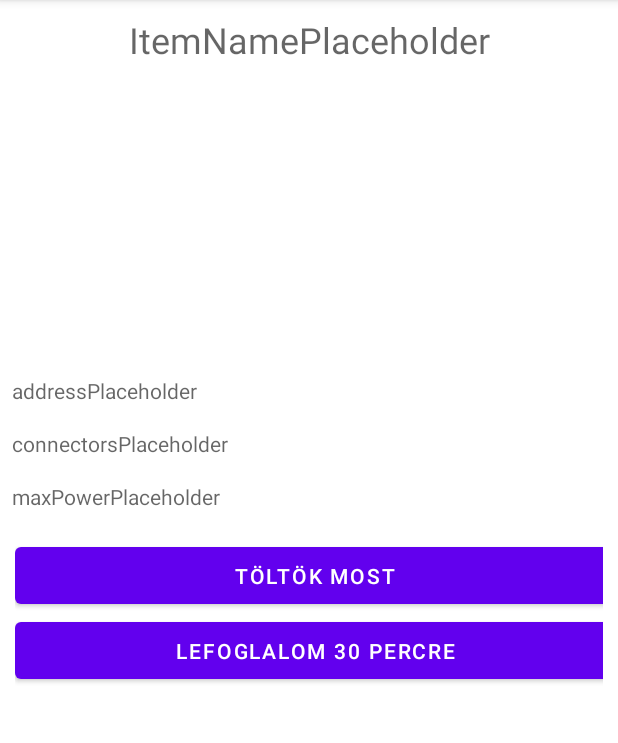
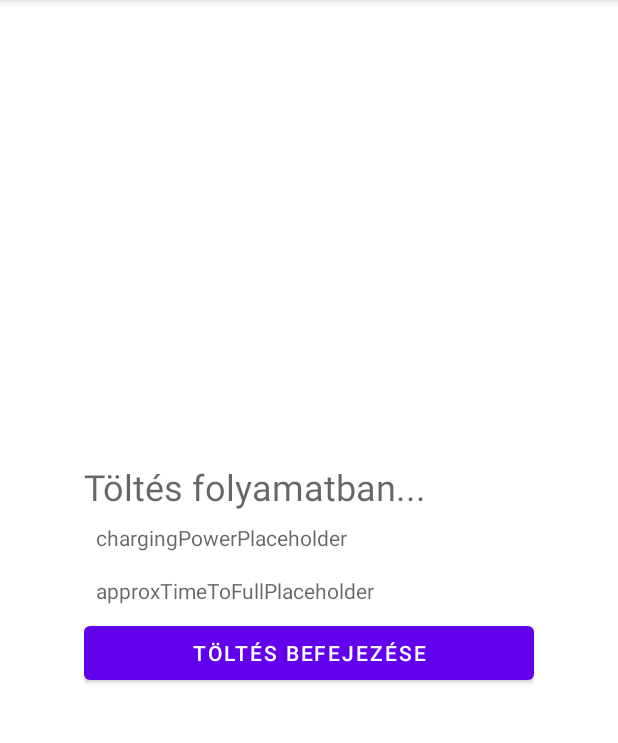
Before and after one commit to gregszalay/ocpp-android, an Android app: the ChargingStationDetailsActivity screen opened directly, with no data from a screen before it, after a tap on "TÖLTÖK MOST", on a phone screen of 412 x 824 dp, the part 84-827 px from its top. Run offline under Robolectric (Android 15) with nearby library versions, the phone set to English and light mode, and no system bars; 5 statements that could not run were skipped.

Commit message:
Implemented main menu and charging session page.

```diff
--- /dev/null
+++ b/app/src/main/java/net/chargerevolutionapp/ChargingActivity.java
@@ -0,0 +1,21 @@
+package net.chargerevolutionapp;
+
+import androidx.appcompat.app.AppCompatActivity;
+
+import android.content.Intent;
+import android.os.Bundle;
+import android.view.View;
+
+public class ChargingActivity extends AppCompatActivity {
+
+    @Override
+    protected void onCreate(Bundle savedInstanceState) {
+        super.onCreate(savedInstanceState);
+        setContentView(R.layout.activity_charging);
+    }
+
+    public void endChargingSession(View view) {
+        Intent intent = new Intent(this, HomeActivity.class);
+        startActivity(intent);
+    }
+}
--- a/app/src/main/java/net/chargerevolutionapp/ChargingStationDetailsActivity.java
+++ b/app/src/main/java/net/chargerevolutionapp/ChargingStationDetailsActivity.java
@@ -2,10 +2,12 @@ package net.chargerevolutionapp;
 
 import androidx.appcompat.app.AppCompatActivity;
 
+import android.content.Intent;
 import android.os.Bundle;
 import android.util.Log;
 import android.view.View;
 import android.widget.TextView;
+import android.widget.Toast;
 
 public class ChargingStationDetailsActivity extends AppCompatActivity {
 
@@ -36,12 +38,17 @@ public class ChargingStationDetailsActivity extends AppCompatActivity {
         Log.i("details", bundle.getString("ItemName"));
 
 
-
     }
 
     public void startCharging(View view) {
+        Intent intent = new Intent(this, ChargingActivity.class);
+        startActivity(intent);
     }
 
     public void reserveNow(View view) {
+        Toast.makeText(ChargingStationDetailsActivity.this, "Charger reserved until 10:35!", Toast.LENGTH_LONG).show();
+        Intent intent = new Intent(this, HomeActivity.class);
+        startActivity(intent);
+
     }
 }
--- a/app/src/main/java/net/chargerevolutionapp/MainActivity.java
+++ b/app/src/main/java/net/chargerevolutionapp/MainActivity.java
@@ -151,7 +151,7 @@ public class MainActivity extends AppCompatActivity {
 
     private void goShopping(){
 
-        Intent intent = new Intent(this, ChargingStationListActivity.class);
+        Intent intent = new Intent(this, HomeActivity.class);
         startActivity(intent);
         /*
         Intent intent = new Intent(this, ChargerMapActivity.class);
--- /dev/null
+++ b/app/src/main/res/layout/activity_charging.xml
@@ -0,0 +1,61 @@
+<?xml version="1.0" encoding="utf-8"?>
+<RelativeLayout xmlns:android="http://schemas.android.com/apk/res/android"
+    xmlns:app="http://schemas.android.com/apk/res-auto"
+    xmlns:tools="http://schemas.android.com/tools"
+    android:layout_width="match_parent"
+    android:layout_height="match_parent"
+    tools:context=".ChargingActivity">
+
+
+    <LinearLayout
+        android:layout_width="wrap_content"
+        android:layout_height="wrap_content"
+        android:layout_centerHorizontal="true"
+        android:layout_centerVertical="true"
+        android:layout_marginStart="10dp"
+        android:layout_marginTop="10dp"
+        android:layout_marginEnd="10dp"
+        android:layout_marginBottom="10dp"
+        android:orientation="vertical">
+
+        <TextView
+            android:id="@+id/chargingSessionTitle"
+            android:layout_width="wrap_content"
+            android:layout_height="wrap_content"
+            android:text="@string/sessionInProgressTitle"
+            android:textAlignment="center"
+            android:textColor="?android:textColorSecondary"
+            android:textSize="24sp" />
+
+        <TextView
+            android:id="@+id/chargingPower"
+            style="@style/ItemDetailText"
+            android:layout_width="match_parent"
+            android:layout_height="wrap_content"
+            android:layout_below="@id/chargingSessionTitle"
+            android:padding="8dp"
+            android:text="chargingPowerPlaceholder"
+            android:textColor="?android:textColorSecondary" />
+
+        <TextView
+            android:id="@+id/approxTimeToFull"
+            style="@style/ItemDetailText"
+            android:layout_width="match_parent"
+            android:layout_height="wrap_content"
+            android:layout_below="@id/chargingPower"
+            android:padding="8dp"
+            android:text="approxTimeToFullPlaceholder"
+            android:textColor="?android:textColorSecondary" />
+
+        <Button
+            android:layout_width="300dp"
+            android:layout_height="match_parent"
+            android:layout_below="@id/approxTimeToFull"
+            android:onClick="endChargingSession"
+            android:text="Töltés befejezése" />
+    </LinearLayout>
+
+
+
+
+</RelativeLayout>
--- a/app/src/main/res/values/strings.xml
+++ b/app/src/main/res/values/strings.xml
@@ -40,4 +40,9 @@
     <string name="connectorsPlaceholder">connectorsPlaceholder</string>
     <string name="addressPlaceholder">addressPlaceholder</string>
     <string name="ItemNamePlaceholder">ItemNamePlaceholder</string>
+    <string name="sessionInProgressTitle">Töltés folyamatban...</string>
+    <string name="scanQRCodeBtnText">QR kód olvasás</string>
+    <string name="editProfileBtnText">Profil szerkesztése</string>
+    <string name="openChargingStationListBtnText">Töltők listája</string>
+    <string name="homeTitleText">Menü</string>
 </resources>
```
Also changed, not shown: app/src/main/AndroidManifest.xml (+11 -5 lines), app/src/main/java/net/chargerevolutionapp/HomeActivity.java (added, +27 -0 lines), app/src/main/res/layout/activity_home.xml (added, +52 -0 lines).
